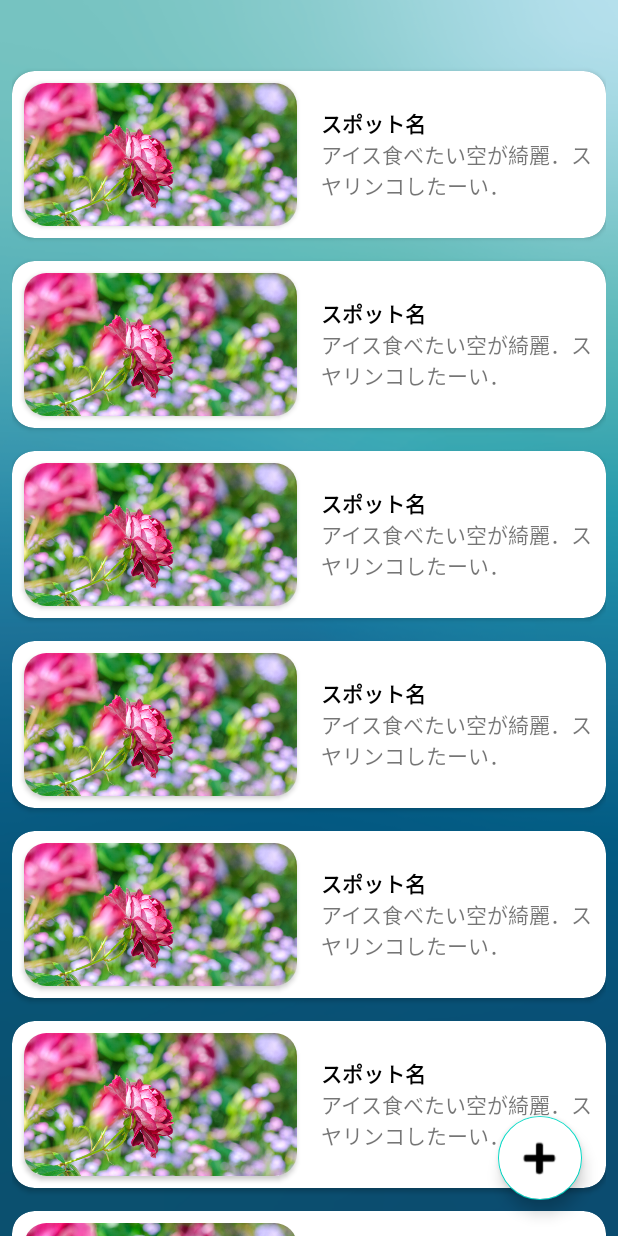
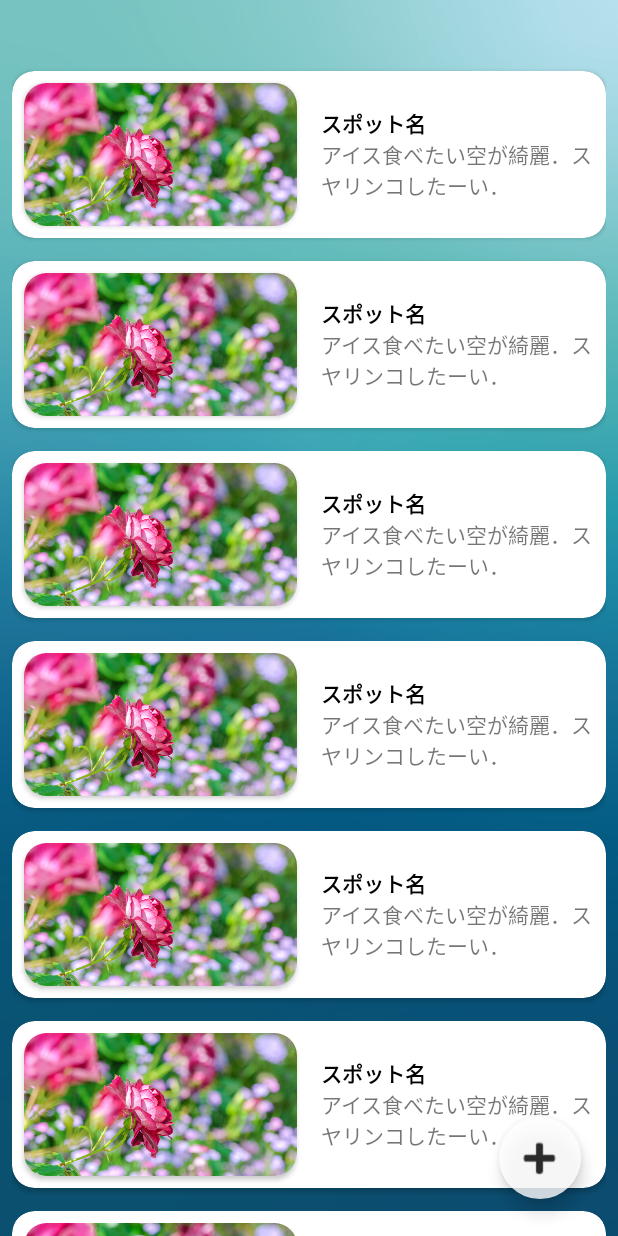
Before and after one commit to miraikeitai2020/ap3_michishirube_android, an Android app: the SpotListFragment screen opened through its navigation route, on a phone screen of 412 x 824 dp. Run offline under Robolectric (Android 15) with nearby library versions, the phone set to English and light mode, and no system bars; our stand-ins replace data binding.

Commit message:
fix:SpotList右下の+ボタンの修正

```diff
--- a/Michishirube/app/src/main/res/layout/fragment_spot_list.xml
+++ b/Michishirube/app/src/main/res/layout/fragment_spot_list.xml
@@ -23,9 +23,11 @@
             android:layout_width="wrap_content"
             android:layout_height="wrap_content"
             android:layout_margin="24dp"
+            android:alpha="0.8"
             android:backgroundTint="@color/colorWhite"
             android:elevation="10dp"
             android:src="@drawable/fab_spotlist_addspot"
+            app:backgroundTint="@android:color/transparent"
             app:fabSize="normal"
             app:layout_constraintBottom_toBottomOf="parent"
             app:layout_constraintEnd_toEndOf="parent"
```
